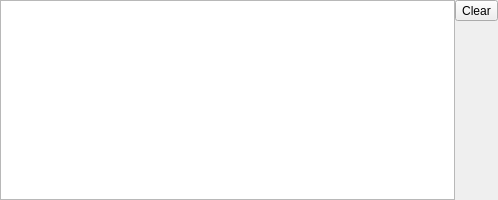
The window that Qt/Apps/NClient/LogView.ui (Neobot/PC) describes before a commit, drawn with Qt 5.
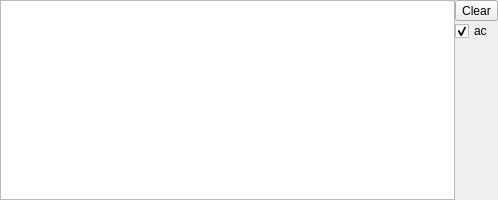
The same window after the commit.

Diff of the .ui file:
```diff
--- a/Qt/Apps/NClient/LogView.ui
+++ b/Qt/Apps/NClient/LogView.ui
@@ -45,6 +45,16 @@
        </property>
       </widget>
      </item>
+     <item>
+      <widget class="QCheckBox" name="checkAutoClear">
+       <property name="text">
+        <string>ac</string>
+       </property>
+       <property name="checked">
+        <bool>true</bool>
+       </property>
+      </widget>
+     </item>
      <item>
       <spacer name="verticalSpacer">
        <property name="orientation">
```
Left out of the diff: 11 changed lines with no effect on the pictures.
